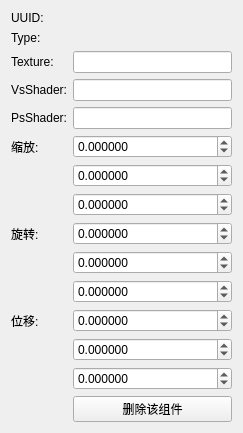
lvke-neu/DXWithQT, file Engine/LkEngineEditor/CustomToolBox/PickInfoForm.ui: the form before one commit.
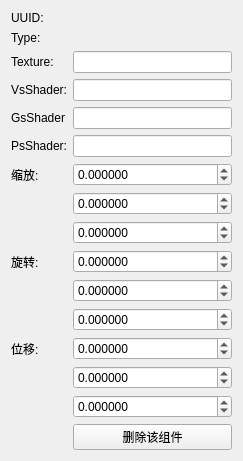
The form after the commit.

What changed in the file:
```diff
--- a/Engine/LkEngineEditor/CustomToolBox/PickInfoForm.ui
+++ b/Engine/LkEngineEditor/CustomToolBox/PickInfoForm.ui
@@ -7,7 +7,7 @@
     <x>0</x>
     <y>0</y>
     <width>243</width>
-    <height>409</height>
+    <height>445</height>
    </rect>
   </property>
   <property name="windowTitle">
@@ -58,21 +58,21 @@
        </property>
       </widget>
      </item>
-     <item row="4" column="0">
+     <item row="5" column="0">
       <widget class="QLabel" name="label_16">
        <property name="text">
         <string>PsShader:</string>
        </property>
       </widget>
      </item>
-     <item row="5" column="0">
+     <item row="6" column="0">
       <widget class="QLabel" name="label_3">
        <property name="text">
         <string>缩放:</string>
        </property>
       </widget>
      </item>
-     <item row="5" column="1">
+     <item row="6" column="1">
       <widget class="QDoubleSpinBox" name="scaleX">
        <property name="readOnly">
         <bool>false</bool>
@@ -91,14 +91,14 @@
        </property>
       </widget>
      </item>
-     <item row="6" column="0">
+     <item row="7" column="0">
       <widget class="QLabel" name="label_4">
        <property name="text">
         <string/>
        </property>
       </widget>
      </item>
-     <item row="6" column="1">
+     <item row="7" column="1">
       <widget class="QDoubleSpinBox" name="scaleY">
        <property name="readOnly">
         <bool>false</bool>
@@ -117,14 +117,14 @@
        </property>
       </widget>
      </item>
-     <item row="7" column="0">
+     <item row="8" column="0">
       <widget class="QLabel" name="label_5">
        <property name="text">
         <string/>
        </property>
       </widget>
      </item>
-     <item row="7" column="1">
+     <item row="8" column="1">
       <widget class="QDoubleSpinBox" name="scaleZ">
        <property name="readOnly">
         <bool>false</bool>
@@ -143,14 +143,14 @@
        </property>
       </widget>
      </item>
-     <item row="8" column="0">
+     <item row="9" column="0">
       <widget class="QLabel" name="label_6">
        <property name="text">
         <string>旋转:</string>
        </property>
       </widget>
      </item>
-     <item row="8" column="1">
+     <item row="9" column="1">
       <widget class="QDoubleSpinBox" name="rotX">
        <property name="readOnly">
         <bool>false</bool>
@@ -169,14 +169,14 @@
        </property>
       </widget>
      </item>
-     <item row="9" column="0">
+     <item row="10" column="0">
       <widget class="QLabel" name="label_7">
        <property name="text">
         <string/>
        </property>
       </widget>
      </item>
-     <item row="9" column="1">
+     <item row="10" column="1">
       <widget class="QDoubleSpinBox" name="rotY">
        <property name="readOnly">
         <bool>false</bool>
@@ -195,14 +195,14 @@
        </property>
       </widget>
      </item>
-     <item row="10" column="0">
+     <item row="11" column="0">
       <widget class="QLabel" name="label_8">
        <property name="text">
         <string/>
        </property>
       </widget>
      </item>
-     <item row="10" column="1">
+     <item row="11" column="1">
       <widget class="QDoubleSpinBox" name="rotZ">
        <property name="readOnly">
         <bool>false</bool>
@@ -224,14 +224,14 @@
        </property>
       </widget>
      </item>
-     <item row="11" column="0">
+     <item row="12" column="0">
       <widget class="QLabel" name="label_9">
        <property name="text">
         <string>位移:</string>
        </property>
       </widget>
      </item>
-     <item row="11" column="1">
+     <item row="12" column="1">
       <widget class="QDoubleSpinBox" name="posX">
        <property name="readOnly">
         <bool>false</bool>
@@ -247,14 +247,14 @@
        </property>
       </widget>
      </item>
-     <item row="12" column="0">
+     <item row="13" column="0">
       <widget class="QLabel" name="label_10">
        <property name="text">
         <string/>
        </property>
       </widget>
      </item>
-     <item row="12" column="1">
+     <item row="13" column="1">
       <widget class="QDoubleSpinBox" name="posY">
        <property name="readOnly">
         <bool>false</bool>
@@ -270,14 +270,14 @@
        </property>
       </widget>
      </item>
-     <item row="14" column="0">
+     <item row="15" column="0">
       <widget class="QLabel" name="label_11">
        <property name="text">
         <string/>
        </property>
       </widget>
      </item>
-     <item row="14" column="1">
+     <item row="15" column="1">
       <widget class="QDoubleSpinBox" name="posZ">
        <property name="readOnly">
         <bool>false</bool>
@@ -306,20 +306,34 @@
        </property>
       </widget>
      </item>
-     <item row="4" column="1">
+     <item row="5" column="1">
       <widget class="QLineEdit" name="PsShader">
        <property name="readOnly">
         <bool>true</bool>
        </property>
       </widget>
      </item>
-     <item row="15" column="1">
+     <item row="16" column="1">
       <widget class="QPushButton" name="deleteComponent">
        <property name="text">
         <string>删除该组件</string>
        </property>
       </widget>
      </item>
+     <item row="4" column="0">
+      <widget class="QLabel" name="label_2">
+       <property name="text">
+        <string>GsShader</string>
+       </property>
+      </widget>
+     </item>
+     <item row="4" column="1">
+      <widget class="QLineEdit" name="GsShader">
+       <property name="readOnly">
+        <bool>true</bool>
+       </property>
+      </widget>
+     </item>
     </layout>
    </item>
   </layout>
```
